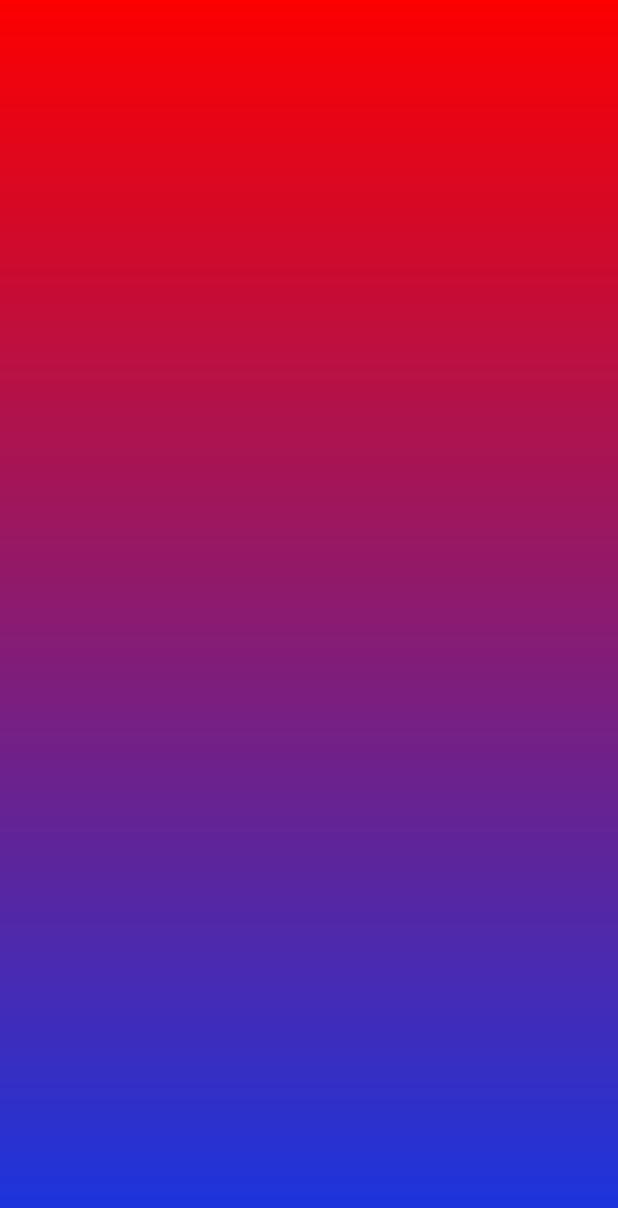
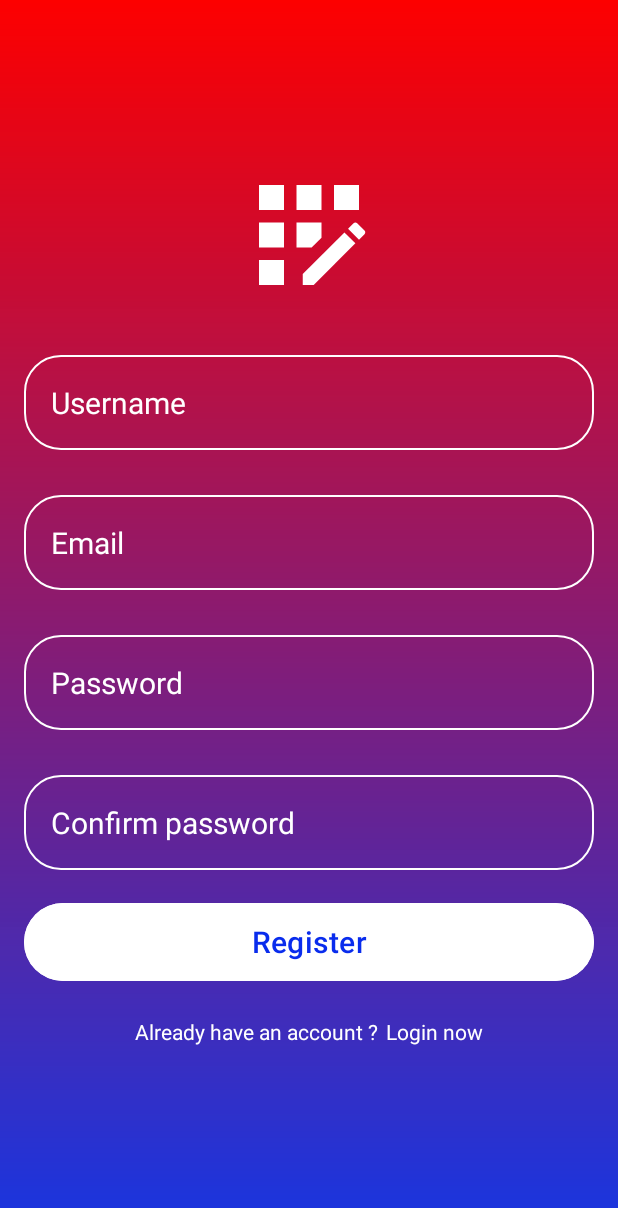
Before and after one commit to Tapendu1bakuli/loginViewWithSocialSignInButton, an Android app: the Register screen opened directly, with no data from a screen before it, on a phone screen of 412 x 824 dp. Shown: the top 1208 px of the screen. Run offline under Robolectric (Android 15) with nearby library versions, the phone set to English and light mode, and no system bars.

Commit message:
registration page designed done

```diff
--- /dev/null
+++ b/app/src/main/res/drawable/app_registration.xml
@@ -0,0 +1,19 @@
+<vector xmlns:android="http://schemas.android.com/apk/res/android" android:height="100dp" android:tint="#FFFFFF" android:viewportHeight="24" android:viewportWidth="24" android:width="100dp">
+
+    <path android:fillColor="@android:color/white" android:pathData="M10,4h4v4h-4z"/>
+
+    <path android:fillColor="@android:color/white" android:pathData="M4,16h4v4h-4z"/>
+
+    <path android:fillColor="@android:color/white" android:pathData="M4,10h4v4h-4z"/>
+
+    <path android:fillColor="@android:color/white" android:pathData="M4,4h4v4h-4z"/>
+
+    <path android:fillColor="@android:color/white" android:pathData="M14,12.42l0,-2.42l-4,0l0,4l2.42,0z"/>
+
+    <path android:fillColor="@android:color/white" android:pathData="M20.88,11.29l-1.17,-1.17c-0.16,-0.16 -0.42,-0.16 -0.58,0L18.25,11L20,12.75l0.88,-0.88C21.04,11.71 21.04,11.45 20.88,11.29z"/>
+
+    <path android:fillColor="@android:color/white" android:pathData="M11,18.25l0,1.75l1.75,0l6.67,-6.67l-1.75,-1.75z"/>
+
+    <path android:fillColor="@android:color/white" android:pathData="M16,4h4v4h-4z"/>
+
+</vector>
--- a/app/src/main/res/layout/fragment_register.xml
+++ b/app/src/main/res/layout/fragment_register.xml
@@ -9,5 +9,112 @@
     android:padding="16dp"
     tools:context=".Register">
 
+    <LinearLayout
+        android:layout_width="match_parent"
+        android:layout_height="wrap_content"
+        android:orientation="vertical"
+        android:gravity="center"
+        >
+
+        <ImageView
+            android:layout_width="100dp"
+            android:layout_height="100dp"
+            android:src="@drawable/app_registration"
+            />
+        <EditText
+            android:layout_marginTop="30dp"
+            android:layout_width="match_parent"
+            android:layout_height="wrap_content"
+            android:hint="@string/username"
+            android:textColor="@color/white"
+            android:textColorHint="@color/white"
+            android:textSize="20sp"
+            android:background="@drawable/rounded_corner"
+            android:padding="18dp"
+            android:inputType="text"
+            android:id="@+id/usernameReg_input"
+            />
+        <EditText
+            android:layout_marginTop="30dp"
+            android:layout_width="match_parent"
+            android:layout_height="wrap_content"
+            android:hint="@string/email"
+            android:textColor="@color/white"
+            android:textColorHint="@color/white"
+            android:textSize="20sp"
+            android:background="@drawable/rounded_corner"
+            android:padding="18dp"
+            android:inputType="textEmailAddress"
+            android:id="@+id/userEmailReg_input"
+            />
+        <EditText
+            android:layout_marginTop="30dp"
+            android:layout_width="match_parent"
+            android:layout_height="wrap_content"
+            android:hint="@string/password"
+            android:textColor="@color/white"
+            android:textColorHint="@color/white"
+            android:textSize="20sp"
+            android:background="@drawable/rounded_corner"
+            android:padding="18dp"
+            android:inputType="textPassword"
+            android:id="@+id/passwordReg_input"
+            />
+        <EditText
+            android:layout_marginTop="30dp"
+            android:layout_width="match_parent"
+            android:layout_height="wrap_content"
+            android:hint="@string/confirm_password"
+            android:textColor="@color/white"
+            android:textColorHint="@color/white"
+            android:textSize="20sp"
+            android:background="@drawable/rounded_corner"
+            android:padding="18dp"
+            android:inputType="textPassword"
+            android:id="@+id/passwordRegCon_input"
+            />
+
+        <Button
+            android:layout_width="match_parent"
+            android:layout_height="60dp"
+            android:text="@string/register"
+            android:layout_marginTop="18dp"
+            android:backgroundTint="@color/white"
+            android:textColor="#092CED"
+            android:textSize="20sp"
+            android:id="@+id/register_btn"
+            />
+
+        <LinearLayout
+            android:layout_width="match_parent"
+            android:layout_height="wrap_content"
+            android:orientation="horizontal"
+            android:gravity="center"
+            >
+
+            <TextView
+                android:layout_width="wrap_content"
+                android:layout_height="match_parent"
+                android:text="@string/already_have_an_account"
+                android:textColor="@color/white"
+                android:layout_marginTop="20dp"
+                android:layout_marginEnd="5dp"
+                android:layout_marginBottom="20dp"
+                android:gravity="center"
+                />
+            <TextView
+                android:layout_width="wrap_content"
+                android:layout_height="match_parent"
+                android:text="@string/login_now_space"
+                android:textColor="@color/white"
+                android:layout_marginTop="20dp"
+                android:layout_marginBottom="20dp"
+                android:gravity="center"
+                android:id="@+id/login_now_text_button"
+                />
+
+        </LinearLayout>
+
+    </LinearLayout>
 
 </RelativeLayout>
--- a/app/src/main/res/values/strings.xml
+++ b/app/src/main/res/values/strings.xml
@@ -6,4 +6,10 @@
     <string name="social_login">Social login</string>
     <!-- TODO: Remove or change this placeholder text -->
     <string name="hello_blank_fragment">Hello blank fragment</string>
+    <string name="email">Email</string>
+    <string name="confirm_password">Confirm password</string>
+    <string name="register">Register</string>
+    <string name="already_have_an_account">Already have an account ?</string>
+    <string name="login_now">Login now</string>
+    <string name="login_now_space"> Login now</string>
 </resources>
```
